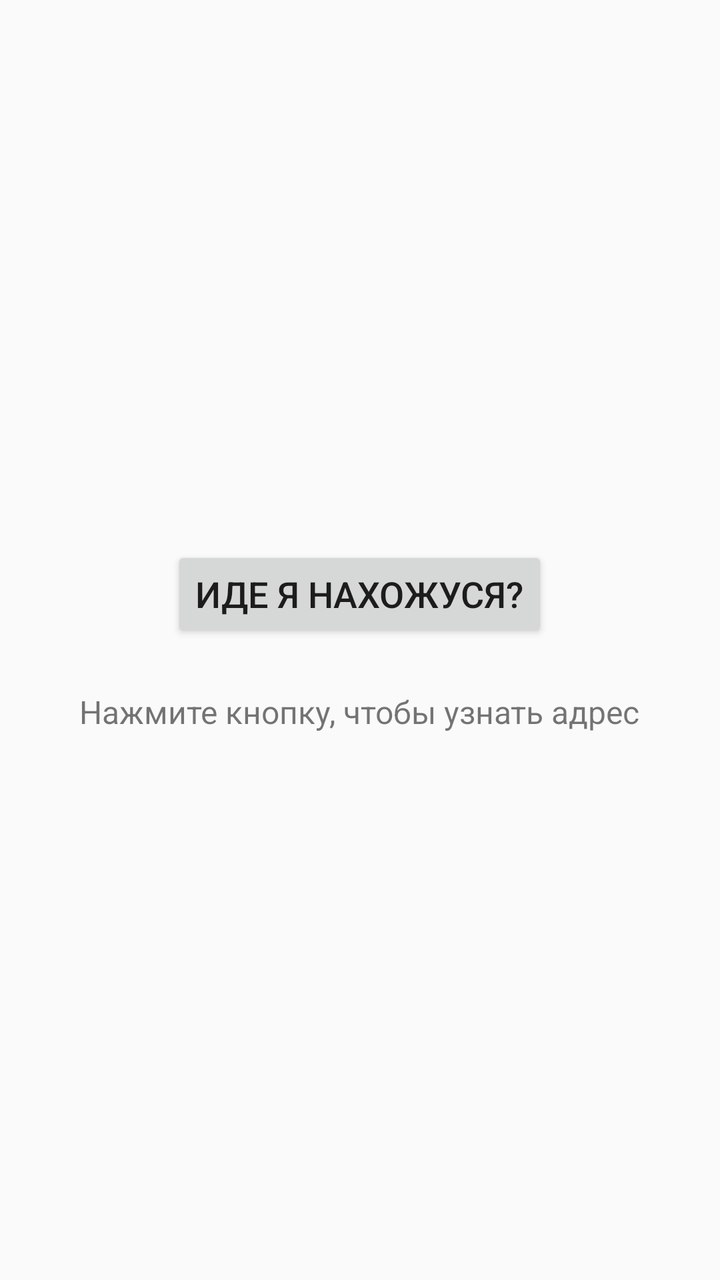
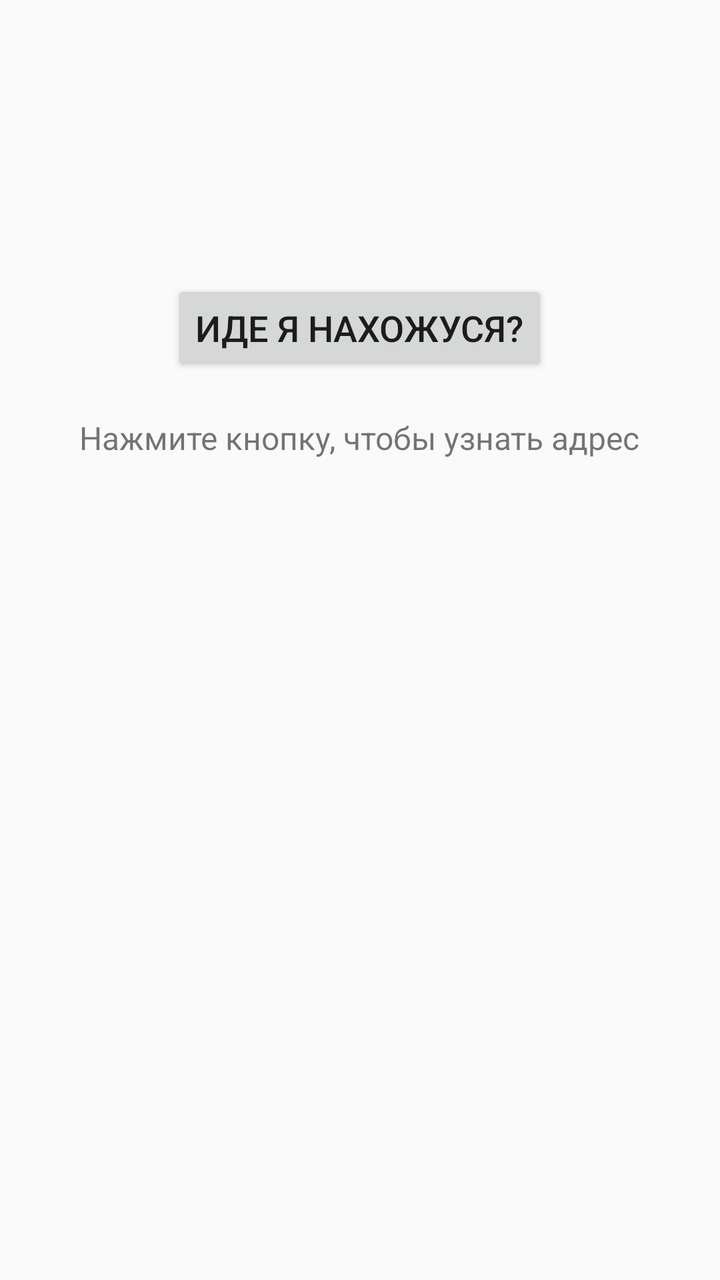

An Android layout rendered at two revisions. The XML below is the earlier revision; the diff shows what the commit changed to produce the second picture.
<!-- AndroidManifest.xml: application theme Theme.AppCompat.Light.DarkActionBar -->
<!-- res/layout/activity_main.xml -->
<?xml version="1.0" encoding="utf-8"?>

<LinearLayout xmlns:android="http://schemas.android.com/apk/res/android"
    android:layout_width="match_parent"
    android:layout_height="match_parent"
    android:gravity="center"
    android:orientation="vertical"
    android:padding="24dp">

    <Button
        android:id="@+id/btnGetLocation"
        android:layout_width="wrap_content"
        android:layout_height="wrap_content"
        android:text="Иде я нахожуся?"
        android:textSize="18sp" />

    <TextView
        android:id="@+id/tvLocationResult"
        android:layout_width="wrap_content"
        android:layout_height="wrap_content"
        android:layout_marginTop="24dp"
        android:gravity="center"
        android:text="Нажмите кнопку, чтобы узнать адрес"
        android:textSize="16sp" />

</LinearLayout>
<!-- resources referenced by this layout -->
<resources>

</resources>

<!-- the commit's change to res/layout/activity_main.xml (unified diff, before → after) -->
@@ -18,9 +18,17 @@
         android:id="@+id/tvLocationResult"
         android:layout_width="wrap_content"
         android:layout_height="wrap_content"
-        android:layout_marginTop="24dp"
+        android:layout_marginTop="20dp"
         android:gravity="center"
         android:text="Нажмите кнопку, чтобы узнать адрес"
         android:textSize="16sp" />
 
+    <ImageView
+        android:id="@+id/ivLocationImage"
+        android:layout_width="match_parent"
+        android:layout_height="250dp"
+        android:layout_marginTop="20dp"
+        android:scaleType="centerCrop"
+        android:contentDescription="Фото места" />
+
 </LinearLayout>
